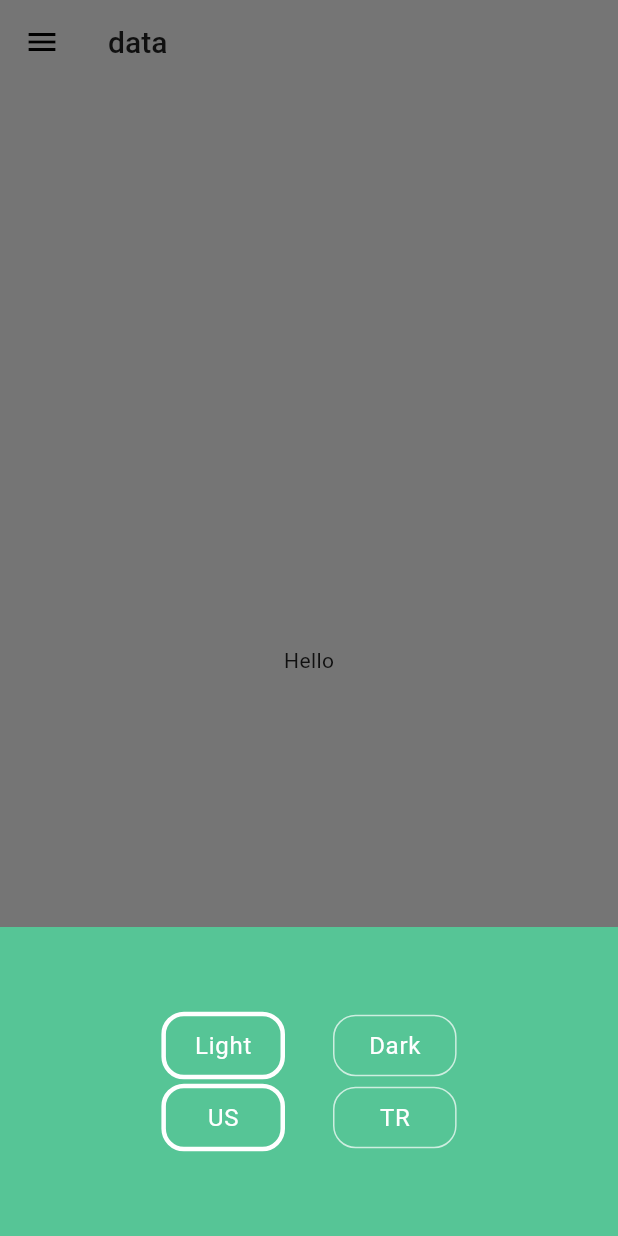
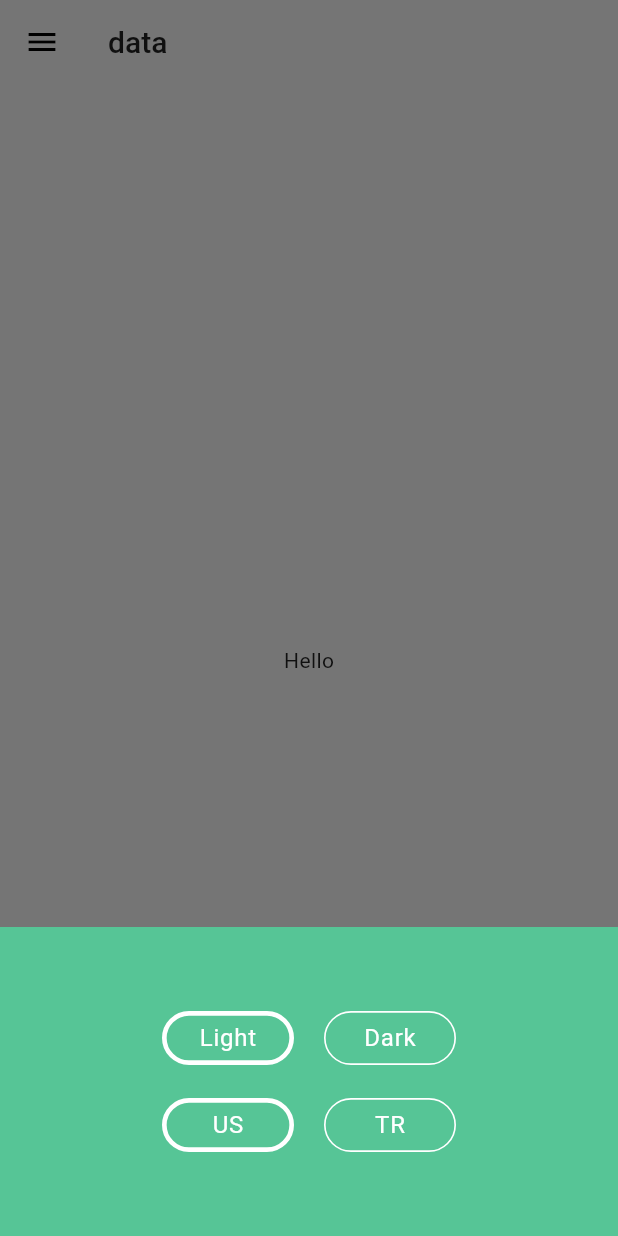
Before and after one commit to NexToys/NexToyMobile, a Flutter app: the screen it shows after launch, after a tap on the "menu" icon, on a phone screen of 412 x 824 dp. Run offline on Flutter 3.47's test engine with Material 2 defaults, Android fonts, the phone set to English and light mode, and no system bars; our stand-ins replace easy_localization, google_fonts.

Commit message:
setting button border  change Stadium border

```diff
--- a/lib/Views/Widgets/setting_button.dart
+++ b/lib/Views/Widgets/setting_button.dart
@@ -15,15 +15,18 @@ class SettingButton extends StatelessWidget {
 
   @override
   Widget build(BuildContext context) {
-    return FlatButton(
-      onPressed: onPressed,
-      child: Container(
-        alignment: Alignment.center,
-        width: context.width * .2,
-        padding: EdgeInsets.symmetric(vertical: context.constLowValue),
-        decoration: bigSizeBorder
-            ? buildBoxDecorationHight(context)
-            : buildBoxDecorationLow(context),
+    return Padding(
+      padding: EdgeInsets.symmetric(vertical: 5, horizontal: 10),
+      child: OutlineButton(
+        onPressed: onPressed,
+        highlightColor: Colors.black26,
+        shape: StadiumBorder(),
+        highlightedBorderColor: context.theme.backgroundColor,
+        borderSide: BorderSide(
+          color: context.theme.backgroundColor,
+          style: BorderStyle.solid,
+          width: bigSizeBorder == true ? 3.1 : 1.1,
+        ),
         child: Text(
           text,
           style: context.textTheme.bodyText1
@@ -32,19 +35,4 @@ class SettingButton extends StatelessWidget {
       ),
     );
   }
-
-  BoxDecoration buildBoxDecorationHight(BuildContext context) {
-    return BoxDecoration(
-      borderRadius: BorderRadius.circular(context.constMediumValue),
-      border: Border.all(width: 3, color: context.theme.backgroundColor),
-    );
-  }
-
-  BoxDecoration buildBoxDecorationLow(BuildContext context) {
-    return BoxDecoration(
-      borderRadius: BorderRadius.circular(context.constMediumValue),
-      border: Border.all(
-          width: 1, color: context.theme.backgroundColor.withOpacity(.7)),
-    );
-  }
 }
```
